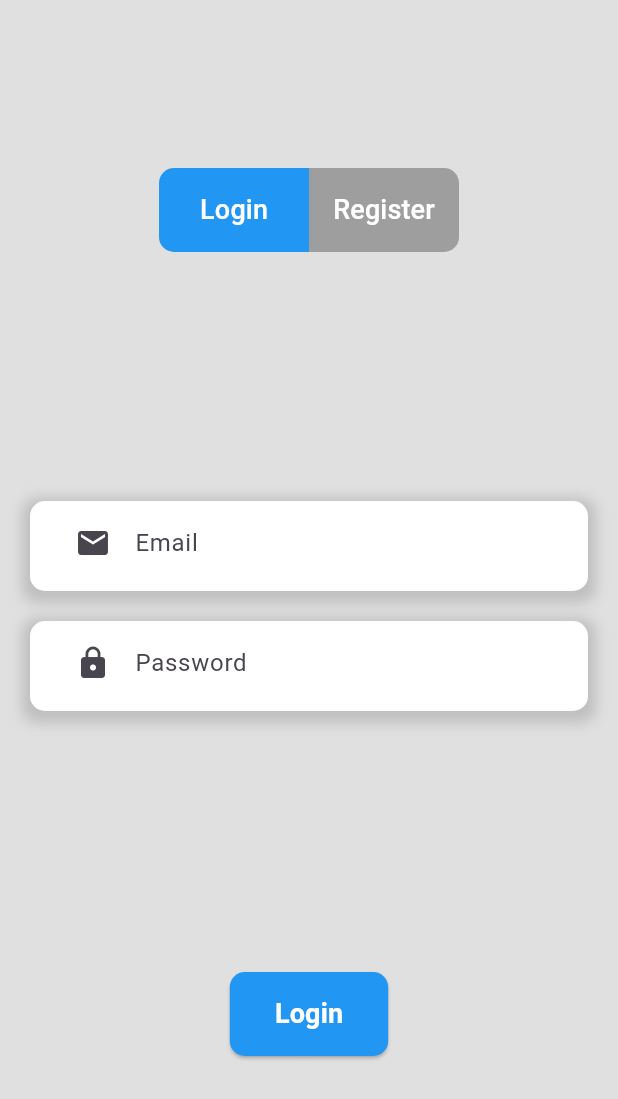
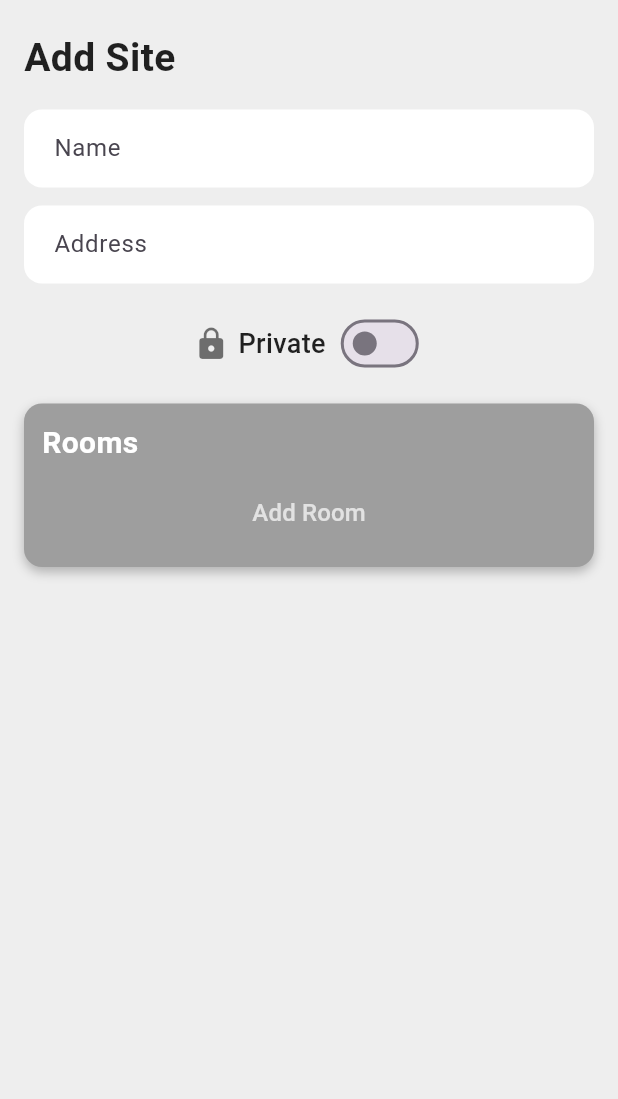
Before and after one commit to Aarhus-tech-project/scrum-projekt-tv-rfaglig-og-fortnite, a Flutter app: the screen it shows after launch, on a phone screen of 412 x 824 dp. Shown: the top 1099 px of the screen. Run offline on Flutter 3.47's test engine with Material 3 defaults, Android fonts, the phone set to English and light mode, and no system bars; our stand-ins replace flutter_secure_storage, geolocator; missing offline and left inert: compassx.

Commit message:
AddSite Improvements

```diff
--- /dev/null
+++ b/FlutterApp/lib/AddSitePage.dart
@@ -0,0 +1,415 @@
+import 'package:flutter/material.dart';
+import 'package:classroom_finder_app/Models/AddEditSiteDTO.dart';
+import 'package:geolocator/geolocator.dart';
+
+class Addsitepage extends StatefulWidget {
+  const Addsitepage({super.key});
+
+  @override
+  State<Addsitepage> createState() => _AddsitepageState();
+}
+
+class _AddsitepageState extends State<Addsitepage> {
+  AddEditSiteDTO site = AddEditSiteDTO();
+  TextEditingController nameController = TextEditingController();
+  TextEditingController emailController = TextEditingController();
+  bool isPrivate = false;
+
+  @override
+  Widget build(BuildContext context) {
+    return SafeArea(
+      child: Scaffold(
+        backgroundColor: Colors.grey[200], // Soft background color
+        body: SingleChildScrollView(
+          padding: EdgeInsets.symmetric(horizontal: 16, vertical: 20),
+          child: Column(
+            crossAxisAlignment: CrossAxisAlignment.start,
+            children: [
+              // Page Title
+              Text(
+                'Add Site',
+                style: TextStyle(fontSize: 26, fontWeight: FontWeight.bold, color: Colors.black87),
+              ),
+              SizedBox(height: 16),
+
+              // Name Input Field
+              buildTextField(nameController, 'Name', 'Enter Site Name'),
+
+              SizedBox(height: 12),
+
+              // Address Input Field
+              buildTextField(emailController, 'Address', 'Enter Site Address'),
+
+              SizedBox(height: 16),
+
+              // Private Switch
+              Row(
+                mainAxisAlignment: MainAxisAlignment.center,
+                children: [
+                  Icon(Icons.lock, color: Colors.black54),
+                  SizedBox(width: 6),
+                  Text(
+                    'Private',
+                    style: TextStyle(fontSize: 18, fontWeight: FontWeight.w500, color: Colors.black87),
+                  ),
+                  SizedBox(width: 6),
+                  Switch(
+                    value: isPrivate,
+                    onChanged: (value) {
+                      setState(() {
+                        isPrivate = value;
+                      });
+                    },
+                    activeColor: Colors.blue,
+                  ),
+                ],
+              ),
+
+              SizedBox(height: 16),
+
+              // USERS LIST (Only shown when private)
+              if (isPrivate)
+                buildListContainer(
+                  title: "Members",
+                  items: site.users,
+                  getDisplayText: (user) => user.email,
+                  onEdit: (user) {
+                    showAddEditUserDialog(user);
+                  },
+                  buttonText: "Add Member",
+                  onPressed: () {
+                    showAddEditUserDialog(null);
+                  },
+                  color: Colors.grey,
+                ),
+
+              // ROOMS LIST
+              buildListContainer(
+                title: "Rooms",
+                items: site.rooms,
+                getDisplayText: (room) => room.name,
+                onEdit: (room) {
+                  showAddEditRoomDialog(room);
+                },
+                buttonText: "Add Room",
+                onPressed: () {
+                  showAddEditRoomDialog(null);
+                },
+                color: Colors.grey,
+              ),
+            ],
+          ),
+        ),
+      ),
+    );
+  }
+
+void showAddEditUserDialog(AddEditUserSiteDTO? user) {
+  TextEditingController userEmailController = TextEditingController();
+
+  bool createNew = user == null;
+  if (createNew) {
+    user = AddEditUserSiteDTO();
+  }
+
+  userEmailController.text = user.email;
+  UserRole selectedRole = user.role;
+
+  userEmailController.addListener(() {
+    user!.email = userEmailController.text;
+  },);
+
+  showDialog(
+    context: context,
+    builder: (context) {
+      return AlertDialog(
+        shape: RoundedRectangleBorder(borderRadius: BorderRadius.circular(12)),
+        title: Text(createNew ? "Add Member" : "Edit Member"),
+        content: StatefulBuilder(
+          builder: (context, setDialogState) {
+            return Column(
+              mainAxisSize: MainAxisSize.min,
+              children: [
+                TextField(
+                  controller: userEmailController,
+                  decoration: InputDecoration(
+                    labelText: "Email",
+                    hintText: "Enter email",
+                    border: OutlineInputBorder(borderRadius: BorderRadius.circular(8)),
+                  ),
+                ),
+                SizedBox(height: 12),
+                Text('Role'),
+                DropdownButton<UserRole>(
+                  value: selectedRole,
+                  onChanged: (UserRole? value) {
+                    if (value != null) {
+                      setDialogState(() {
+                        selectedRole = value;
+                        user!.role = value;
+                      });
+                    }
+                  },
+                  items: UserRole.values.map((UserRole role) {
+                    return DropdownMenuItem<UserRole>(
+                      value: role,
+                      child: Text(role.toString().split('.').last),
+                    );
+                  }).toList(),
+                )
+              ],
+            );
+          },
+        ),
+        actions: [
+          TextButton(
+            onPressed: () {
+              Navigator.of(context).pop(); // Close dialog
+            },
+            child: Text("Cancel", style: TextStyle(color: Colors.red)),
+          ),
+          ElevatedButton(
+            onPressed: () {
+              if (userEmailController.text.isNotEmpty) {
+                setState(() {
+                  if (createNew) {
+                    site.users.add(user!);
+                  }
+                });
+                Navigator.of(context).pop(); // Close dialog
+              }
+            },
+            child: Text(createNew ? "Add" : "Save"),
+          ),
+        ],
+      );
+    },
+  );
+}
+
+
+  void showAddEditRoomDialog(AddEditRoomDTO? room) {
+    TextEditingController nameController = TextEditingController();
+    TextEditingController latController = TextEditingController();
+    TextEditingController lonController = TextEditingController();
+    TextEditingController altController = TextEditingController();
+    TextEditingController levelController = TextEditingController();
+    bool autoLocation = true;
+
+    bool createNew = room == null;
+    if (createNew) {
+      room = AddEditRoomDTO();
+    }
+
+    nameController.text = room.name;
+    latController.text = room.lat.toString();
+    lonController.text = room.lon.toString();
+    altController.text = room.alt.toString();
+    levelController.text = room.level.toString();
+
+    showDialog(
+      context: context,
+      builder: (context) {
+        return AlertDialog(
+          shape: RoundedRectangleBorder(borderRadius: BorderRadius.circular(12)),
+          title: Text(createNew ? "Add Room" : "Edit Room"),
+          content: StatefulBuilder(
+            builder: (context, setDialogState) {
+              return Column(
+                children: [
+                  TextField(
+                    controller: nameController,
+                    decoration: InputDecoration(
+                      labelText: "Name",
+                      hintText: "Enter name",
+                      border: OutlineInputBorder(borderRadius: BorderRadius.circular(8)),
+                    ),
+                  ),
+                  SizedBox(height: 12),
+                  TextField(
+                    controller: levelController,
+                    decoration: InputDecoration(
+                      labelText: "Floor",
+                      hintText: "Enter Floor",
+                      border: OutlineInputBorder(borderRadius: BorderRadius.circular(8)),
+                    ),
+                  ),
+                  SizedBox(height: 16),
+                  Row(
+                    children: [
+                      IconButton(
+                        onPressed: () {
+                          setDialogState(() {
+                            autoLocation = !autoLocation;
+                          },);
+                        },
+                        icon: Icon(Icons.location_searching, color: autoLocation ? Colors.blue : Colors.white),
+                        style: ButtonStyle(
+                          backgroundColor: WidgetStateProperty.all(autoLocation ? Colors.grey.shade100 : Colors.grey.shade400),
+                          shape: WidgetStateProperty.all(RoundedRectangleBorder(
+                            borderRadius: BorderRadius.circular(12),
+                          )),
+                        ),
+                      ),
+                    ],
+                  ),
+                  SizedBox(height: 8,),
+                  Row(
+                    children: [
+                      Expanded(
+                        child: TextField(
+                          readOnly: !autoLocation,
+                          controller: latController,
+                          decoration: InputDecoration(
+                            labelText: "Lat",
+                            hintText: "Enter name",
+                            border: OutlineInputBorder(borderRadius: BorderRadius.circular(8)),
+                          ),
+                        ),
+                      ),
+                      SizedBox(width: 12,),
+                      Expanded(
+                        child: TextField(
+                          controller: lonController,
+                          decoration: InputDecoration(
+                            labelText: "Lon",
+                            hintText: "Enter name",
+                            border: OutlineInputBorder(borderRadius: BorderRadius.circular(8)),
+                          ),
+                        ),
+                      ),
+                      SizedBox(width: 12,),
+                      Expanded(
+                        child: TextField(
+                          controller: altController,
+                          decoration: InputDecoration(
+                            labelText: "Alt",
+                            hintText: "Enter name",
+                            border: OutlineInputBorder(borderRadius: BorderRadius.circular(8)),
+                          ),
+                        ),
+                      ),
+                    ],
+                  ),
+                ],
+              );
+            }
+          ),
+          actions: [
+            TextButton(
+              onPressed: () {
+                Navigator.of(context).pop();
+              },
+              child: Text("Cancel", style: TextStyle(color: Colors.red)),
+            ),
+            ElevatedButton(
+              onPressed: () {
+                if (nameController.text.isNotEmpty) {
+                  setState(() {
+                  });
+                  Navigator.of(context).pop();
+                }
+              },
+              child: Text("Add"),
+            ),
+          ],
+        );
+      },
+    );
+  }
+
+  Widget buildTextField(TextEditingController controller, String label, String hint) {
+    return TextField(
+      controller: controller,
+      decoration: InputDecoration(
+        labelText: label,
+        hintText: hint,
+        filled: true,
+        fillColor: Colors.white,
+        border: OutlineInputBorder(
+          borderRadius: BorderRadius.circular(12),
+          borderSide: BorderSide.none,
+        ),
+        contentPadding: EdgeInsets.symmetric(horizontal: 16, vertical: 14),
+      ),
+    );
+  }
+
+Widget buildListContainer<T>({
+  required String title,
+  required List<T> items,
+  required String Function(T) getDisplayText,
+  required void Function(T) onEdit,
+  required String buttonText,
+  required VoidCallback onPressed,
+  required Color color,
+}) {
+  return Padding(
+    padding: const EdgeInsets.only(bottom: 12),
+    child: Container(
+      decoration: BoxDecoration(
+        color: color,
+        borderRadius: BorderRadius.circular(12),
+        boxShadow: [
+          BoxShadow(
+            color: Colors.black26,
+            blurRadius: 6,
+            offset: Offset(0, 3),
+          )
+        ],
+      ),
+      padding: EdgeInsets.symmetric(vertical: 12, horizontal: 12),
+      child: Column(
+        crossAxisAlignment: CrossAxisAlignment.start,
+        children: [
+          // Section Title
+          Text(
+            title,
+            style: TextStyle(fontSize: 20, fontWeight: FontWeight.w600, color: Colors.white),
+          ),
+          SizedBox(height: 8),
+
+          // List of Items
+          ListView.builder(
+            shrinkWrap: true,
+            physics: NeverScrollableScrollPhysics(),
+            itemCount: items.length,
+            itemBuilder: (context, index) {
+              return Padding(
+                padding: const EdgeInsets.symmetric(vertical: 6),
+                child: Container(
+                  decoration: BoxDecoration(
+                    color: Colors.blue,
+                    borderRadius: BorderRadius.circular(8.0),
+                  ),
+                  child: ListTile(
+                    title: Text(
+                      getDisplayText(items[index]), // Extracts text from item
+                      style: TextStyle(color: Colors.white, fontWeight: FontWeight.w500),
+                    ),
+                    trailing: IconButton(
+                      icon: Icon(Icons.edit, color: Colors.white),
+                      onPressed: () => onEdit(items[index]), // Passes the item for editing
+                    ),
+                  ),
+                ),
+              );
+            },
+          ),
+
+          // Add Button
+          Center(
+            child: TextButton(
+              onPressed: onPressed,
+              child: Text(
+                buttonText,
+                style: TextStyle(fontSize: 16, color: Colors.white70, fontWeight: FontWeight.w500),
+              ),
+            ),
+          ),
+        ],
+      ),
+    ),
+  );
+}
+}
--- /dev/null
+++ b/FlutterApp/lib/Models/AddEditSiteDTO.dart
@@ -0,0 +1,43 @@
+class AddEditSiteDTO {
+  String? id;
+  String name = "";
+  String address = "";
+  bool isPublic = true;
+
+  List<AddEditRoomDTO> rooms = [];
+  List<AddEditUserSiteDTO> users = [];
+}
+
+class AddEditRoomDTO {
+  String? id;
+  String name;
+  double lat;
+  double lon;
+  double alt;
+  int level;
+
+  AddEditRoomDTO({
+    this.id,
+    this.name = "",
+    this.lat = 0.0,
+    this.lon = 0.0,
+    this.alt = 0.0,
+    this.level = 0,
+  });
+}
+
+class AddEditUserSiteDTO {
+  String email = "";
+  UserRole role = UserRole.Normal;
+
+  AddEditUserSiteDTO({
+    this.email = "",
+    this.role = UserRole.Normal,
+  });
+}
+
+enum UserRole
+{
+  Normal,
+  Admin
+}
--- a/FlutterApp/lib/Models/Site.dart
+++ b/FlutterApp/lib/Models/Site.dart
@@ -2,11 +2,19 @@ import 'package:classroom_finder_app/Models/Room.dart';
 
 class Site {
   String name;
+  double lat;
+  double lon;
+  double alt;
+  String address;
   bool isPublic;
   int roomCount;
 
   Site({
     required this.name,
+    required this.lat,
+    required this.lon,
+    required this.alt,
+    required this.address,
     required this.isPublic,
     required this.roomCount
   });
@@ -14,6 +22,10 @@ class Site {
   factory Site.fromJson(Map<String, dynamic> json) {
     return Site(
       name: json['name'] ?? '',
+      lat: (json['lat'] ?? 0).toDouble(),
+      lon: (json['lon'] ?? 0).toDouble(),
+      alt: (json['alt'] ?? 0).toDouble(),
+      address: json['adresse'] ?? '',
       isPublic: json['isPublic'] ?? false,
       roomCount: (json['roomCount'] ?? 0).toInt()
     );
--- a/FlutterApp/lib/main.dart
+++ b/FlutterApp/lib/main.dart
@@ -1,3 +1,4 @@
+import 'package:classroom_finder_app/AddSitePage.dart';
 import 'package:classroom_finder_app/LoginRegisterPage.dart';
 import 'package:classroom_finder_app/SearchClassroomsPage.dart';
 import 'package:classroom_finder_app/Services/Apiservices.dart';
@@ -8,7 +9,7 @@ void main() async {
   WidgetsFlutterBinding.ensureInitialized();
   runApp(MaterialApp(
     debugShowCheckedModeBanner: false,
-    home: LoginRegisterPage(),
+    home: Addsitepage(),
   ));
 }
 
```
